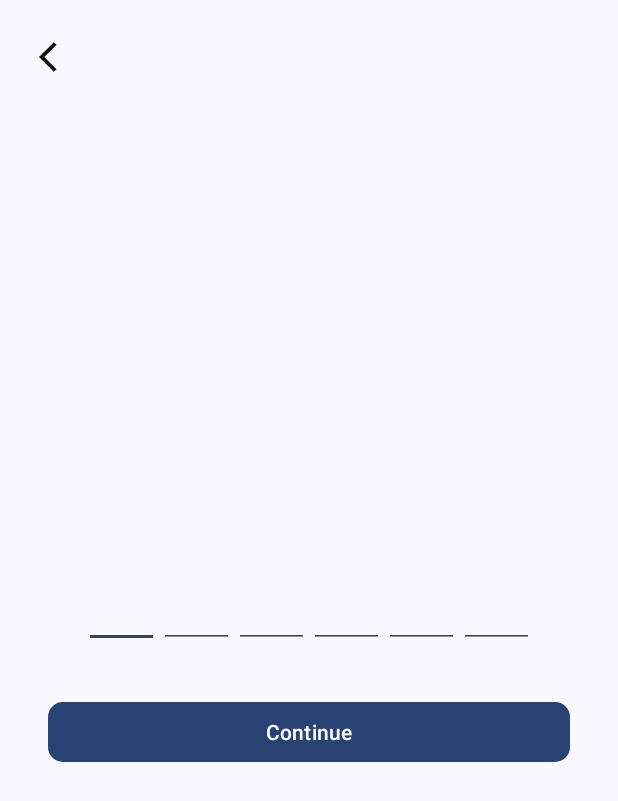
After one commit to yagnikv33/wall_mark, an Android app: the PwdAct screen opened directly, with no data from a screen before it, on a phone screen of 412 x 824 dp. The commit adds this screen. Shown: the top 801 px of the screen. Run offline under Robolectric (Android 15) with nearby library versions, the phone set to English and light mode, and no system bars; 2 statements that could not run were skipped.

Commit message:
- changes done

```diff
--- /dev/null
+++ b/app/src/main/res/drawable/ic_back.xml
@@ -0,0 +1,5 @@
+<vector android:autoMirrored="true" android:height="24dp"
+    android:tint="#111010" android:viewportHeight="24"
+    android:viewportWidth="24" android:width="24dp" xmlns:android="http://schemas.android.com/apk/res/android">
+    <path android:fillColor="@android:color/white" android:pathData="M11.67,3.87L9.9,2.1 0,12l9.9,9.9 1.77,-1.77L3.54,12z"/>
+</vector>
--- /dev/null
+++ b/app/src/main/res/layout/activity_pwd.xml
@@ -0,0 +1,119 @@
+<?xml version="1.0" encoding="utf-8"?>
+<androidx.constraintlayout.widget.ConstraintLayout
+    xmlns:android="http://schemas.android.com/apk/res/android"
+    xmlns:app="http://schemas.android.com/apk/res-auto"
+    xmlns:tools="http://schemas.android.com/tools"
+    android:layout_width="match_parent"
+    android:layout_height="match_parent"
+    tools:context=".PwdAct">
+
+    <com.google.android.material.textfield.TextInputLayout
+        android:id="@+id/etl_mobile_no"
+        android:layout_width="match_parent"
+        android:layout_height="wrap_content"
+        android:layout_margin="26dp"
+        app:hintEnabled="false"
+        android:visibility="gone"
+        app:layout_constraintBottom_toBottomOf="parent"
+        app:layout_constraintEnd_toEndOf="parent"
+        app:layout_constraintStart_toStartOf="parent"
+        app:layout_constraintTop_toTopOf="parent">
+
+        <EditText
+            android:id="@+id/et_mobile"
+            android:layout_width="match_parent"
+            android:layout_height="match_parent"
+            android:hint="------"
+            android:inputType="number"
+            android:maxLength="6" />
+
+    </com.google.android.material.textfield.TextInputLayout>
+
+    <ImageView
+        android:layout_width="wrap_content"
+        android:layout_height="wrap_content"
+        android:layout_margin="16dp"
+        android:padding="10dp"
+        app:layout_constraintStart_toStartOf="parent"
+        app:layout_constraintTop_toTopOf="parent"
+        android:src="@drawable/ic_back"/>
+
+    <LinearLayout
+        android:id="@+id/otp_view"
+        android:layout_width="match_parent"
+        android:layout_height="wrap_content"
+        android:orientation="horizontal"
+        android:gravity="center"
+        app:layout_constraintBottom_toBottomOf="parent"
+        app:layout_constraintEnd_toEndOf="parent"
+        app:layout_constraintStart_toStartOf="parent"
+        app:layout_constraintTop_toTopOf="parent">
+
+        <EditText
+            android:id="@+id/otpET1"
+            android:layout_width="50dp"
+            android:layout_height="40dp"
+            android:gravity="center"
+            android:inputType="number"
+            android:maxLength="1"
+            android:textSize="20sp" />
+
+        <EditText
+            android:id="@+id/otpET2"
+            android:layout_width="50dp"
+            android:layout_height="40dp"
+            android:gravity="center"
+            android:inputType="number"
+            android:maxLength="1"
+            android:textSize="20sp" />
+
+        <EditText
+            android:id="@+id/otpET3"
+            android:layout_width="50dp"
+            android:layout_height="40dp"
+            android:gravity="center"
+            android:inputType="number"
+            android:maxLength="1"
+            android:textSize="20sp" />
+
+        <EditText
+            android:id="@+id/otpET4"
+            android:layout_width="50dp"
+            android:layout_height="40dp"
+            android:gravity="center"
+            android:inputType="number"
+            android:maxLength="1"
+            android:textSize="20sp" />
+
+        <EditText
+            android:id="@+id/otpET5"
+            android:layout_width="50dp"
+            android:layout_height="40dp"
+            android:gravity="center"
+            android:inputType="number"
+            android:maxLength="1"
+            android:textSize="20sp" />
+
+        <EditText
+            android:id="@+id/otpET6"
+            android:layout_width="50dp"
+            android:layout_height="40dp"
+            android:gravity="center"
+            android:inputType="number"
+            android:maxLength="1"
+            android:textSize="20sp" />
+    </LinearLayout>
+
+    <com.google.android.material.button.MaterialButton
+        android:id="@+id/btn_verify"
+        android:layout_width="match_parent"
+        android:layout_height="wrap_content"
+        android:layout_margin="32dp"
+        android:text="Continue"
+        android:textColor="@color/white"
+        app:cornerRadius="10dp"
+        app:layout_constraintEnd_toEndOf="parent"
+        app:layout_constraintStart_toStartOf="parent"
+        app:layout_constraintTop_toBottomOf="@id/otp_view" />
+
+</androidx.constraintlayout.widget.ConstraintLayout>
--- a/build.gradle
+++ b/build.gradle
@@ -10,7 +10,12 @@ buildscript {
         classpath 'com.android.tools.build:gradle:7.3.1'
         classpath 'com.jakewharton:butterknife-gradle-plugin:9.0.0-rc2'
         classpath 'com.google.gms:google-services:4.3.14'
+        classpath 'com.google.firebase:firebase-crashlytics-gradle:2.7.1'
 
+        //classpath 'com.google.gms:google-services:4.3.8'
+
+        // Add the Crashlytics Gradle plugin
+       // classpath 'com.google.firebase:firebase-crashlytics-gradle:2.7.1'
 
         // NOTE: Do not place your application dependencies here; they belong
         // in the individual module build.gradle files
```
Also changed, not shown: app/build.gradle (+8 -0 lines), app/src/main/AndroidManifest.xml (+11 -0 lines), app/src/main/java/com/utils/Helpers.java (added, +10 -0 lines), app/src/main/java/com/wallmark/LoginAct.java (added, +142 -0 lines), app/src/main/java/com/wallmark/PwdAct.java (added, +90 -0 lines), app/src/main/java/com/wallmark/ShowImageFragment.java (+7 -3 lines), app/src/main/res/layout/activity_login.xml (added, +61 -0 lines), app/src/main/res/layout/show_image_fragment.xml (+6 -2 lines), 1 other file.
